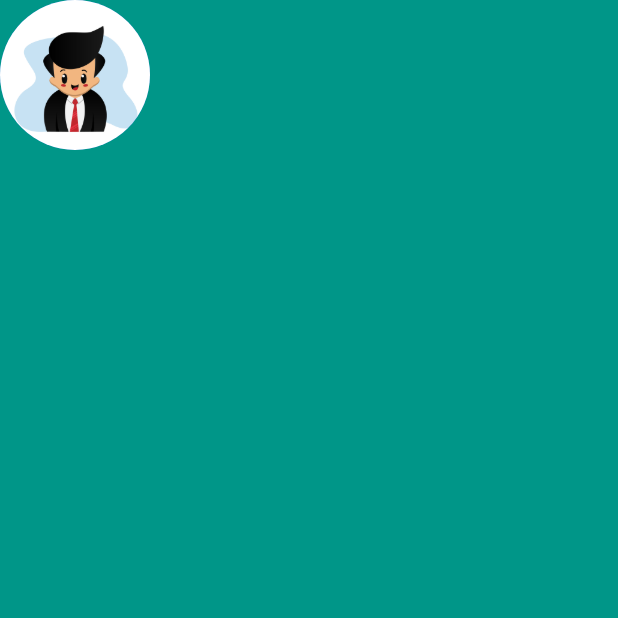
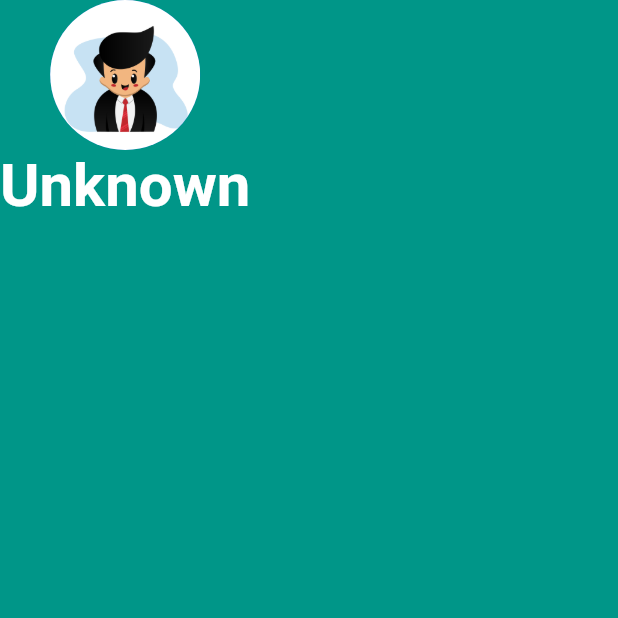
Before and after one commit to korca0220/Flutter_project, a Flutter app: the screen it shows after launch, on a phone screen of 412 x 824 dp, the top half of it. Run offline on Flutter 3.47's test engine with Material 2 defaults, Android fonts, the phone set to English and light mode, and no system bars; our stand-ins replace sqflite; accounts and stored records are empty.

Commit message:
프로필 이름 추가 https://github.com/korca0220/Flutter_project/issues/14

```diff
--- a/mi_card_flutter/lib/main.dart
+++ b/mi_card_flutter/lib/main.dart
@@ -16,6 +16,13 @@ class MyApp extends StatelessWidget {
             CircleAvatar(
               radius: 50,
               backgroundImage: AssetImage('images/profile_image.jpg'),
+            ),
+            Text(
+              'Unknown',
+              style: TextStyle(
+                  fontSize: 40,
+                  fontWeight: FontWeight.bold,
+                  color: Colors.white),
             )
           ],
         )),
```
